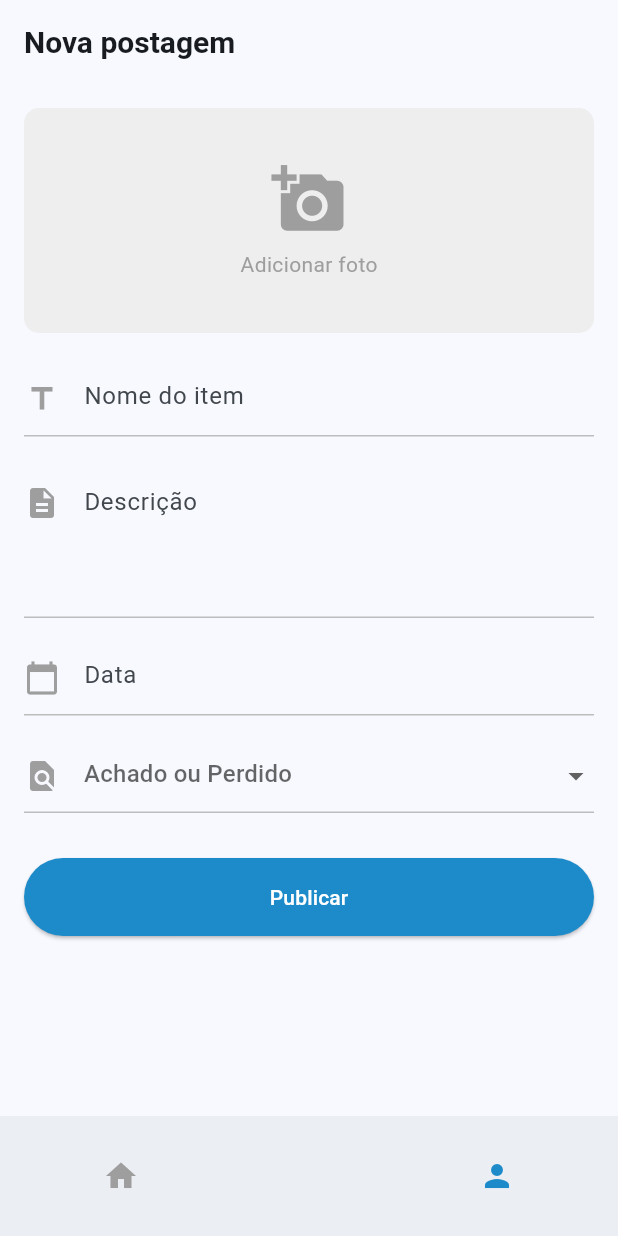
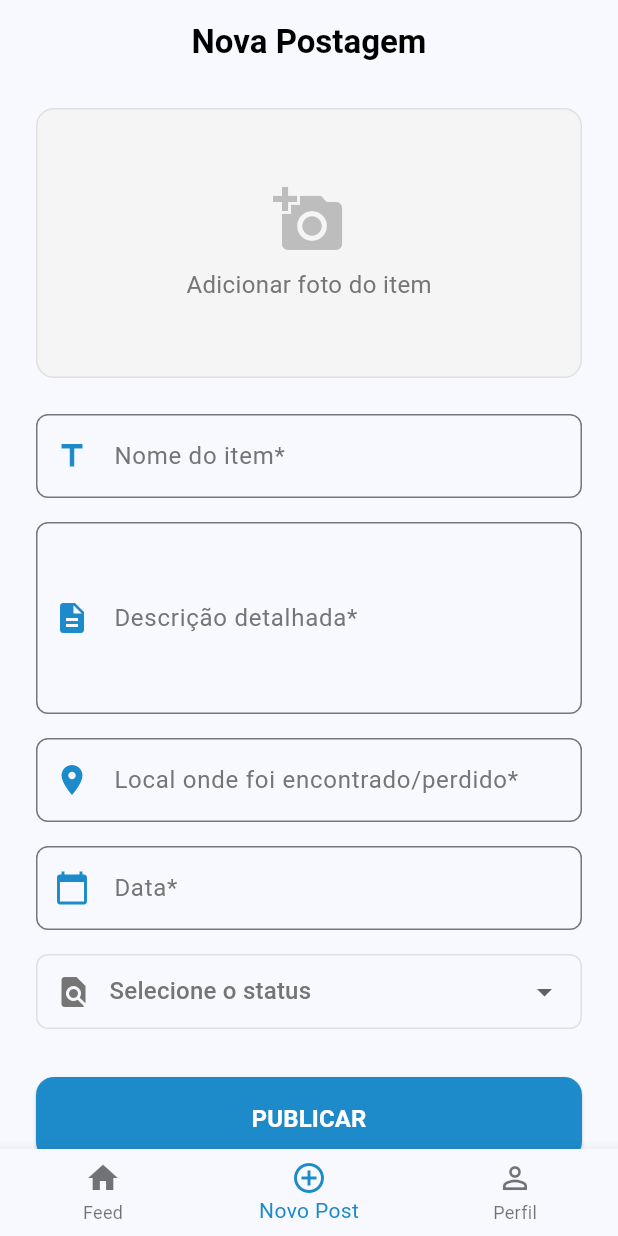
Before and after one commit to ElissonRochaa/MOBILE-25.1-FindIt, a Flutter app: the CreatePostScreen screen opened by its route, on a phone screen of 412 x 824 dp. Run offline on Flutter 3.47's test engine with Material 3 defaults, Android fonts, the phone set to English and light mode, and no system bars; our stand-ins replace image_picker, shared_preferences; accounts and stored records are empty.

Commit message:
refactor: create_post_screen refactores and integrated with the API service

```diff
--- a/lib/screens/create_post/create_post_screen.dart
+++ b/lib/screens/create_post/create_post_screen.dart
@@ -1,5 +1,13 @@
+import 'dart:io';
 import 'package:flutter/material.dart';
-import '../../widgets/custom_bottom_navbar.dart';
+import 'package:http/http.dart' as http;
+import 'package:intl/intl.dart';
+import 'package:image_picker/image_picker.dart';
+import 'package:find_it/service/auth_service.dart';
+import 'package:find_it/screens/feed/feed_screen.dart';
+import 'package:mime/mime.dart';
+import 'package:http_parser/http_parser.dart';
+import 'dart:convert';
 
 class CreatePostScreen extends StatefulWidget {
   const CreatePostScreen({Key? key}) : super(key: key);
@@ -13,114 +21,129 @@ class _CreatePostScreenState extends State<CreatePostScreen> {
   final TextEditingController _nomeController = TextEditingController();
   final TextEditingController _descricaoController = TextEditingController();
   final TextEditingController _dataController = TextEditingController();
+  final TextEditingController _localController = TextEditingController();
 
-  int _currentIndex = 1; // Índice para controlar a navbar
+  File? _imageFile;
+  bool _isLoading = false;
+  final ImagePicker _picker = ImagePicker();
 
   @override
   Widget build(BuildContext context) {
     return Scaffold(
       appBar: AppBar(
         title: const Text(
-          'Nova postagem',
-          style: TextStyle(fontSize: 20, fontWeight: FontWeight.bold),
+          'Nova Postagem',
+          style: TextStyle(
+            fontWeight: FontWeight.bold,
+            color: Colors.black,
           ),
+        ),
+        centerTitle: true,
+        elevation: 0,
         automaticallyImplyLeading: false,
       ),
       body: SingleChildScrollView(
-        padding: const EdgeInsets.all(16.0),
+        padding: const EdgeInsets.symmetric(horizontal: 24, vertical: 16),
         child: Column(
           crossAxisAlignment: CrossAxisAlignment.start,
           children: [
-            // Container para adicionar foto
             GestureDetector(
-              onTap: () {},
+              onTap: _adicionarFoto,
               child: Container(
                 width: double.infinity,
-                height: 150,
+                height: 180,
                 decoration: BoxDecoration(
-                  color: Colors.grey[200],
-                  borderRadius: BorderRadius.circular(10),
+                  color: Colors.grey[100],
+                  borderRadius: BorderRadius.circular(12),
+                  border: Border.all(
+                    color: Colors.grey[300]!,
+                    width: 1,
                   ),
-                child: const Column(
+                ),
+                child: _imageFile != null
+                    ? ClipRRect(
+                        borderRadius: BorderRadius.circular(12),
+                        child: Image.file(
+                          _imageFile!,
+                          fit: BoxFit.cover,
+                        ),
+                      )
+                    : Column(
                         mainAxisAlignment: MainAxisAlignment.center,
                         children: [
-                    Icon(Icons.add_a_photo, size: 50, color: Colors.grey),
-                    SizedBox(height: 8),
-                    Text('Adicionar foto', style: TextStyle(color: Colors.grey)),
-                  ],
+                          Icon(
+                            Icons.add_a_photo,
+                            size: 48,
+                            color: Colors.grey[400],
                           ),
-              ),
-            ),
-
-            const SizedBox(height: 20),
-
-            // Campo Nome do Item
-            _buildInputField(
-              icon: Icons.title,
-              placeholder: 'Nome do item',
-              controller: _nomeController,
-            ),
-
-            const SizedBox(height: 16),
-
-            // Campo Descrição (corrigido o alinhamento)
-            Container(
-              decoration: BoxDecoration(
-                border: Border(bottom: BorderSide(color: Colors.grey.shade400)),
-              ),
-              child: Row(
-                crossAxisAlignment: CrossAxisAlignment.start, // Alinhamento em row
-                children: [
-                  const Padding(
-                    padding: EdgeInsets.only(top: 16.0), // Ajuste para alinhar com o texto
-                    child: Icon(Icons.description, color: Colors.grey),
-                  ),
-                  const SizedBox(width: 16),
-                  Expanded(
-                    child: TextField(
-                      controller: _descricaoController,
-                      decoration: const InputDecoration(
-                        border: InputBorder.none,
-                        hintText: 'Descrição',
-                        contentPadding: EdgeInsets.only(top: 16, bottom: 16), // Padding ajustado
-                      ),
-                      maxLines: 3,
+                          const SizedBox(height: 8),
+                          Text(
+                            'Adicionar foto do item',
+                            style: TextStyle(
+                              color: Colors.grey[600],
+                              fontSize: 16,
                             ),
                           ),
                         ],
                       ),
               ),
-
+            ),
+            const SizedBox(height: 24),
+            _buildFormField(
+              controller: _nomeController,
+              label: 'Nome do item',
+              icon: Icons.title,
+              isRequired: true,
+            ),
             const SizedBox(height: 16),
-
-            // Campo Data
-            _buildInputField(
+            _buildFormField(
+              controller: _descricaoController,
+              label: 'Descrição detalhada',
+              icon: Icons.description,
+              maxLines: 4,
+              isRequired: true,
+            ),
+            const SizedBox(height: 16),
+            _buildFormField(
+              controller: _localController,
+              label: 'Local onde foi encontrado/perdido',
+              icon: Icons.location_on,
+              isRequired: true,
+            ),
+            const SizedBox(height: 16),
+            GestureDetector(
+              onTap: () => _selectDate(context),
+              child: AbsorbPointer(
+                child: _buildFormField(
+                  controller: _dataController,
+                  label: 'Data',
                   icon: Icons.calendar_today,
-              placeholder: 'Data',
-              controller: _dataController,
-              onTap: () => _selectDate(context),
+                  isRequired: true,
                 ),
-
+              ),
+            ),
             const SizedBox(height: 16),
-
-            // Dropdown Achado/Perdido
             Container(
+              padding: const EdgeInsets.symmetric(horizontal: 12),
               decoration: BoxDecoration(
-                border: Border(bottom: BorderSide(color: Colors.grey.shade400)),
+                border: Border.all(color: Colors.grey[300]!),
+                borderRadius: BorderRadius.circular(8),
               ),
-              child: Row(
-                children: [
-                  const Icon(Icons.find_in_page, color: Colors.grey),
-                  const SizedBox(width: 16),
-                  Expanded(
+              child: DropdownButtonHideUnderline(
                 child: DropdownButtonFormField<String>(
                   value: _selectedStatus,
-                      decoration: const InputDecoration(
-                        border: InputBorder.none,
-                        hintText: 'Achado ou Perdido',
-                        contentPadding: EdgeInsets.only(bottom: 4), // Ajuste de alinhamento
+                  decoration: const InputDecoration(border: InputBorder.none),
+                  hint: Row(
+                    children: [
+                      Icon(Icons.find_in_page, color: Colors.grey[600]),
+                      const SizedBox(width: 12),
+                      Text(
+                        'Selecione o status',
+                        style: TextStyle(color: Colors.grey[600]),
                       ),
-                      items: ['Achado', 'Perdido'].map((String value) {
+                    ],
+                  ),
+                  items: ['achado', 'perdido'].map((String value) {
                     return DropdownMenuItem<String>(
                       value: value,
                       child: Text(value),
@@ -131,77 +154,84 @@ class _CreatePostScreenState extends State<CreatePostScreen> {
                       _selectedStatus = newValue;
                     });
                   },
+                  validator: (value) =>
+                      value == null ? 'Selecione um status' : null,
                 ),
               ),
-                ],
             ),
-            ),
-
-            const SizedBox(height: 30),
-
-            // Botão Publicar
+            const SizedBox(height: 32),
             SizedBox(
               width: double.infinity,
               child: ElevatedButton(
-                onPressed: () {},
+                onPressed: _isLoading ? null : _publicarPostagem,
                 style: ElevatedButton.styleFrom(
                   backgroundColor: const Color(0xFF1D8BC9),
                   foregroundColor: Colors.white,
                   shape: RoundedRectangleBorder(
-                    borderRadius: BorderRadius.circular(30),
+                    borderRadius: BorderRadius.circular(12),
                   ),
                   padding: const EdgeInsets.symmetric(vertical: 16),
                 ),
-                child: const Text('Publicar'),
+                child: _isLoading
+                    ? const CircularProgressIndicator(color: Colors.white)
+                    : const Text(
+                        'PUBLICAR',
+                        style: TextStyle(
+                          fontSize: 16,
+                          fontWeight: FontWeight.bold,
                         ),
                       ),
+              ),
+            ),
+            const SizedBox(height: 16),
           ],
         ),
       ),
-
-      // Barra de navegação inferior
-      bottomNavigationBar: CustomBottomNavBar(
-        currentIndex: _currentIndex,
+      bottomNavigationBar: BottomNavigationBar(
+        currentIndex: 1,
+        selectedItemColor: const Color(0xFF1D8BC9),
         onTap: (index) {
           if (index == 0) {
-            Navigator.pushReplacementNamed(context, '/home');
+            Navigator.pushReplacementNamed(context, '/');
           } else if (index == 1) {
+            // Já está na tela de novo post
+          } else if (index == 2) {
             Navigator.pushReplacementNamed(context, '/profile');
           }
         },
+        items: const [
+          BottomNavigationBarItem(icon: Icon(Icons.home), label: 'Feed'),
+          BottomNavigationBarItem(
+              icon: Icon(Icons.add_circle_outline), label: 'Novo Post'),
+          BottomNavigationBarItem(
+              icon: Icon(Icons.person_outline), label: 'Perfil'),
+        ],
       ),
-
-      // Botão flutuante central (já incluso na navbar)
-      floatingActionButtonLocation: FloatingActionButtonLocation.centerDocked,
     );
   }
 
-  Widget _buildInputField({
+  Widget _buildFormField({
+    required TextEditingController controller,
+    required String label,
     required IconData icon,
-    required String placeholder,
-    required TextEditingController controller,
-    VoidCallback? onTap,
+    int maxLines = 1,
+    bool isRequired = false,
   }) {
-    return Container(
-      decoration: BoxDecoration(
-        border: Border(bottom: BorderSide(color: Colors.grey.shade400)),
+    return TextFormField(
+      controller: controller,
+      maxLines: maxLines,
+      decoration: InputDecoration(
+        labelText: '$label${isRequired ? '*' : ''}',
+        labelStyle: TextStyle(color: Colors.grey[600]),
+        prefixIcon: Icon(icon, color: const Color(0xFF1D8BC9)),
+        border: OutlineInputBorder(
+          borderRadius: BorderRadius.circular(8),
+          borderSide: BorderSide(color: Colors.grey[300]!),
         ),
-      child: Row(
-        children: [
-          Icon(icon, color: Colors.grey),
-          const SizedBox(width: 16),
-          Expanded(
-            child: TextField(
-              controller: controller,
-              decoration: InputDecoration(
-                border: InputBorder.none,
-                hintText: placeholder,
-                contentPadding: const EdgeInsets.only(bottom: 4), // Ajuste de alinhamento
+        focusedBorder: OutlineInputBorder(
+          borderRadius: BorderRadius.circular(8),
+          borderSide: const BorderSide(color: Color(0xFF1D8BC9), width: 2),
         ),
-              onTap: onTap,
-            ),
-          ),
-        ],
       ),
     );
   }
@@ -215,9 +245,110 @@ class _CreatePostScreenState extends State<CreatePostScreen> {
     );
     if (picked != null) {
       setState(() {
-        _dataController.text = "${picked.day}/${picked.month}/${picked.year}";
+        _dataController.text = DateFormat('dd/MM/yyyy').format(picked);
       });
     }
+  }
+
+  Future<void> _adicionarFoto() async {
+    final pickedFile = await _picker.pickImage(source: ImageSource.gallery);
+    if (pickedFile != null) {
+      setState(() {
+        _imageFile = File(pickedFile.path);
+      });
+    }
+  }
+
+  Future<void> _publicarPostagem() async {
+    if (!_validateForm()) return;
+
+    setState(() {
+      _isLoading = true;
+    });
+
+    try {
+      final token = await AuthService.getToken();
+      if (token == null) {
+        throw Exception('Usuário não autenticado');
+      }
+
+      var uri = Uri.parse('http://localhost:8080/api/v1/posts');
+
+      var request = http.MultipartRequest('POST', uri);
+
+      request.headers['Authorization'] = 'Bearer $token';
+      request.headers['Accept'] = 'application/json';
+
+      request.fields['nomeItem'] = _nomeController.text;
+      request.fields['descricao'] = _descricaoController.text;
+      request.fields['data'] = _dataController.text;
+      request.fields['situacao'] =
+          _selectedStatus == 'Achado' ? 'achado' : 'perdido';
+      request.fields['local'] = _localController.text;
+
+      if (_imageFile != null) {
+        final mimeType = lookupMimeType(_imageFile!.path) ?? 'application/octet-stream';
+        final mediaType = MediaType.parse(mimeType);
+
+        var multipartFile = await http.MultipartFile.fromPath(
+          'foto',
+          _imageFile!.path,
+          contentType: mediaType,
+        );
+        request.files.add(multipartFile);
+      }
+
+      var response = await request.send();
+
+      if (response.statusCode == 201) {
+        if (!mounted) return;
+        ScaffoldMessenger.of(context).showSnackBar(
+          const SnackBar(
+            content: Text('Post criado com sucesso!'),
+            backgroundColor: Colors.green,
+          ),
+        );
+        Navigator.pushReplacement(
+          context,
+          MaterialPageRoute(builder: (context) => const FeedScreen()),
+        );
+      } else {
+        final responseBody = await response.stream.bytesToString();
+        final errorData = json.decode(responseBody);
+        throw Exception(errorData['message'] ?? 'Erro ao criar post');
+      }
+    } catch (e) {
+      if (!mounted) return;
+      ScaffoldMessenger.of(context).showSnackBar(
+        SnackBar(
+          content: Text('Erro: ${e.toString()}'),
+          backgroundColor: Colors.red,
+        ),
+      );
+    } finally {
+      if (mounted) {
+        setState(() {
+          _isLoading = false;
+        });
+      }
+    }
+  }
+
+  bool _validateForm() {
+    if (_nomeController.text.isEmpty ||
+        _descricaoController.text.isEmpty ||
+        _localController.text.isEmpty ||
+        _dataController.text.isEmpty ||
+        _selectedStatus == null) {
+      ScaffoldMessenger.of(context).showSnackBar(
+        const SnackBar(
+          content: Text('Preencha todos os campos obrigatórios'),
+          backgroundColor: Colors.red,
+        ),
+      );
+      return false;
+    }
+    return true;
   }
 
   @override
@@ -225,6 +356,7 @@ class _CreatePostScreenState extends State<CreatePostScreen> {
     _nomeController.dispose();
     _descricaoController.dispose();
     _dataController.dispose();
+    _localController.dispose();
     super.dispose();
   }
 }
```
Lines whose indentation alone changed are shown as unchanged.
